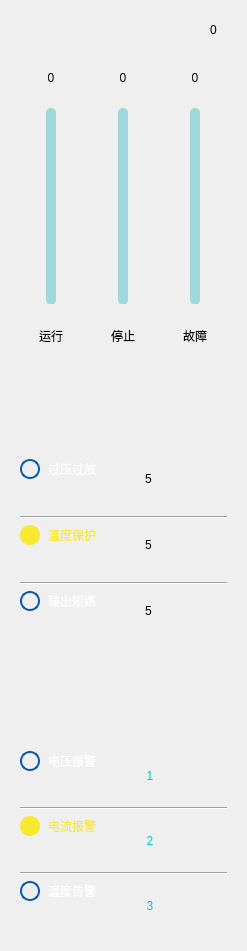
This is component/leftstatsform.ui in tech-flyflypig/HQ_Battery as Qt 5 draws it before an edit. The edited form follows.
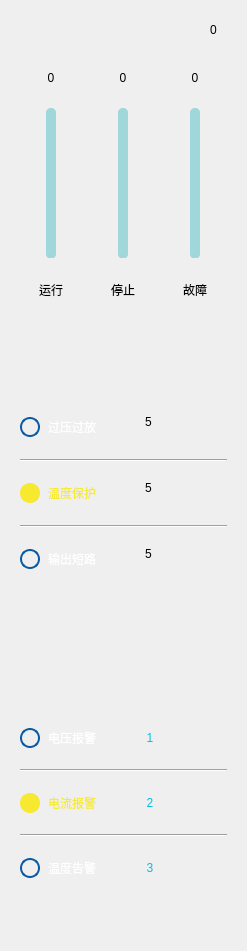
This is the edited form. Icons and pictures are not drawn.

Commit message: 更新主窗口和左侧统计表单，调整网格大小和动态上边距以提升界面适应性；优化布局和间距设置，增强用户体验。

The edit to the form file:
```diff
--- a/component/leftstatsform.ui
+++ b/component/leftstatsform.ui
@@ -43,9 +43,9 @@
 	font: 11pt &quot;Microsoft YaHei UI&quot;;
 }</string>
   </property>
-  <layout class="QVBoxLayout" name="verticalLayout_2">
+  <layout class="QVBoxLayout" name="verticalLayout_2" stretch="2,2,2">
    <property name="spacing">
-    <number>30</number>
+    <number>19</number>
    </property>
    <item>
     <widget class="QWidget" name="battery_number" native="true">
@@ -241,6 +241,9 @@
       </property>
       <item row="0" column="0">
        <layout class="QFormLayout" name="formLayout">
+        <property name="labelAlignment">
+         <set>Qt::AlignVCenter</set>
+        </property>
         <property name="horizontalSpacing">
          <number>26</number>
         </property>
@@ -249,6 +252,12 @@
         </property>
         <item row="0" column="0">
          <widget class="QRadioButton" name="rbtn_over_voltage_and_discharge">
+          <property name="minimumSize">
+           <size>
+            <width>0</width>
+            <height>50</height>
+           </size>
+          </property>
           <property name="text">
            <string>过压过放</string>
           </property>
@@ -303,6 +312,12 @@
         </item>
         <item row="2" column="0">
          <widget class="QRadioButton" name="rbtn_tempeture_protect">
+          <property name="minimumSize">
+           <size>
+            <width>0</width>
+            <height>50</height>
+           </size>
+          </property>
           <property name="text">
            <string>温度保护</string>
           </property>
@@ -357,6 +372,12 @@
         </item>
         <item row="4" column="0">
          <widget class="QRadioButton" name="rbtn_short_circuit">
+          <property name="minimumSize">
+           <size>
+            <width>0</width>
+            <height>50</height>
+           </size>
+          </property>
           <property name="text">
            <string>输出短路</string>
           </property>
@@ -438,6 +459,12 @@
         </property>
         <item row="0" column="0">
          <widget class="QRadioButton" name="rbtn_voltage_alarm">
+          <property name="minimumSize">
+           <size>
+            <width>0</width>
+            <height>50</height>
+           </size>
+          </property>
           <property name="text">
            <string>电压报警</string>
           </property>
@@ -483,6 +510,12 @@
         </item>
         <item row="2" column="0">
          <widget class="QRadioButton" name="rbtn_current_alarm">
+          <property name="minimumSize">
+           <size>
+            <width>0</width>
+            <height>50</height>
+           </size>
+          </property>
           <property name="text">
            <string>电流报警</string>
           </property>
@@ -531,6 +564,12 @@
         </item>
         <item row="4" column="0">
          <widget class="QRadioButton" name="rbtn_temperature_alarm">
+          <property name="minimumSize">
+           <size>
+            <width>0</width>
+            <height>50</height>
+           </size>
+          </property>
           <property name="text">
            <string>温度告警</string>
           </property>
```
The commit also changes 7 other files.
